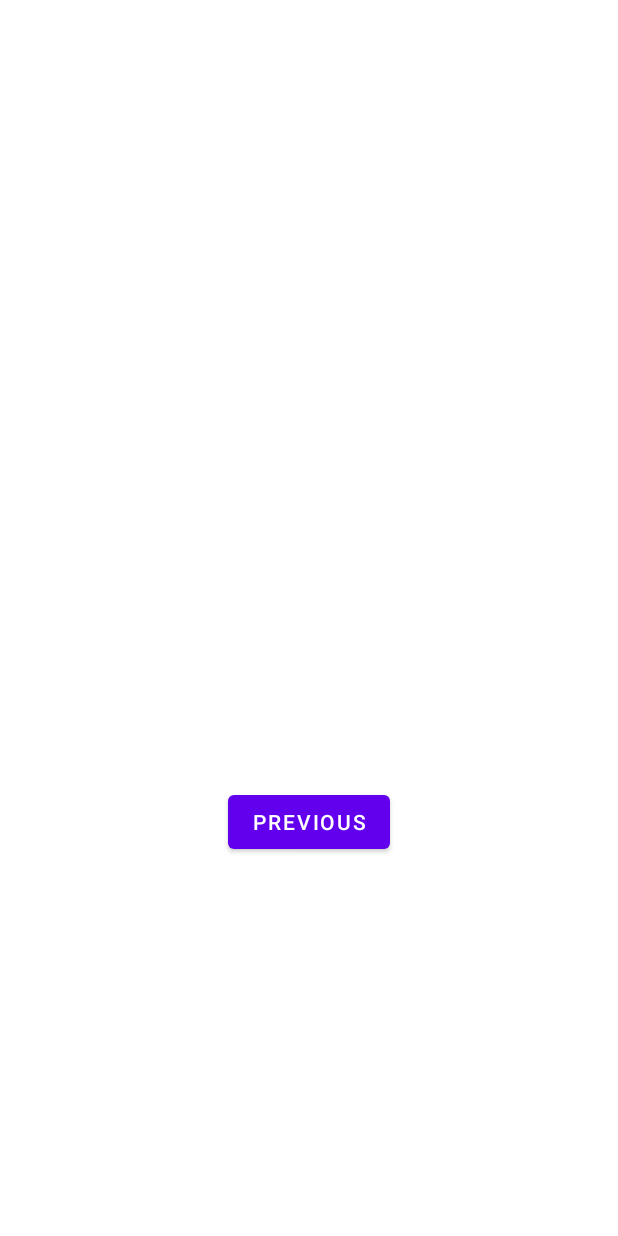
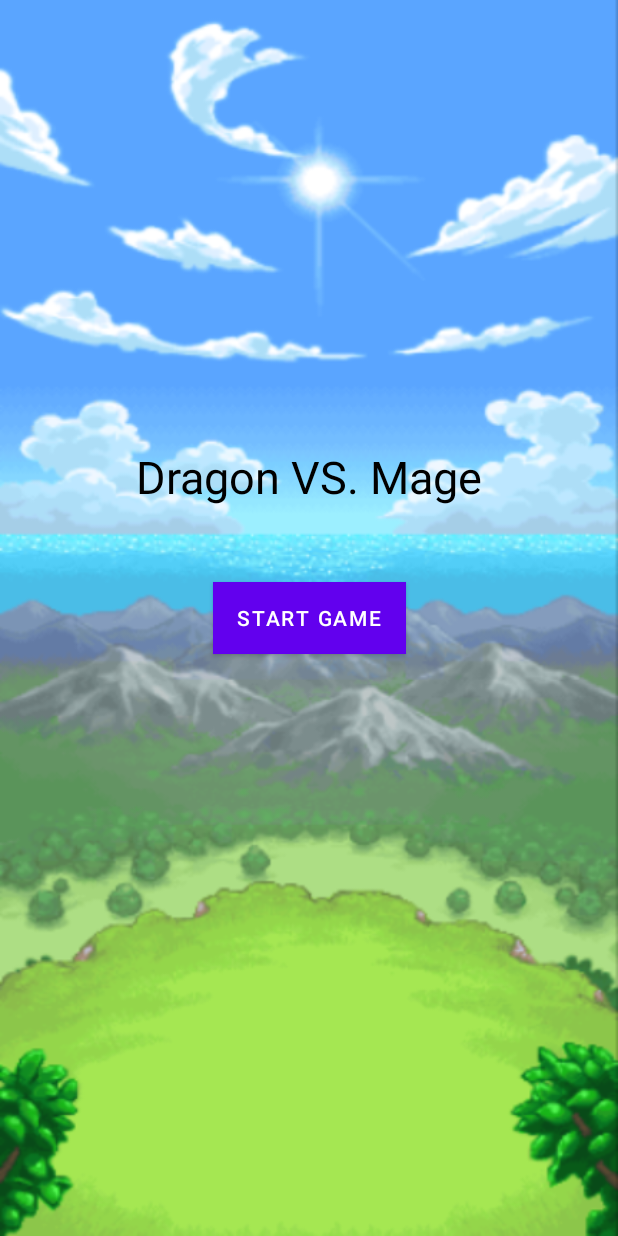
Before and after one commit to sun950605/MageSimulator, an Android app: the layout fragment_second.xml on its own in the app's theme, with its tools: preview values and no code run, on a phone screen of 412 x 824 dp. Run offline under Robolectric (Android 15) with nearby library versions, the phone set to English and light mode, and no system bars.

```diff
--- a/app/src/main/AndroidManifest.xml
+++ b/app/src/main/AndroidManifest.xml
@@ -23,6 +23,8 @@
             android:name="com.google.android.wearable.standalone"
             android:value="false" />
 
+        <service android:enabled="true" android:name=".BackgroundSoundService" />
+
         <activity
             android:name=".EndGameActivity"
             android:label="@string/title_activity_end_game"></activity>
--- a/app/src/main/java/com/example/magicwandsimulator/EndGameActivity.kt
+++ b/app/src/main/java/com/example/magicwandsimulator/EndGameActivity.kt
@@ -23,6 +23,10 @@ class EndGameActivity : AppCompatActivity() {
     override fun onCreate(savedInstanceState: Bundle?) {
         super.onCreate(savedInstanceState)
         setContentView(R.layout.activity_end_game)
+        try {
+            this.supportActionBar!!.hide()
+        } catch (e: NullPointerException) {
+        }
 
         restart = findViewById(R.id.game_restart_button)
         gameStat = findViewById(R.id.game_stat)
--- a/app/src/main/java/com/example/magicwandsimulator/SecondFragment.kt
+++ b/app/src/main/java/com/example/magicwandsimulator/SecondFragment.kt
@@ -24,7 +24,7 @@ class SecondFragment : Fragment() {
     override fun onViewCreated(view: View, savedInstanceState: Bundle?) {
         super.onViewCreated(view, savedInstanceState)
 
-        view.findViewById<Button>(R.id.button_second).setOnClickListener {
+        view.findViewById<Button>(R.id.start_btn).setOnClickListener {
             findNavController().navigate(R.id.action_SecondFragment_to_FirstFragment)
         }
     }
--- a/app/src/main/res/layout/activity_end_game.xml
+++ b/app/src/main/res/layout/activity_end_game.xml
@@ -4,7 +4,6 @@
     xmlns:app="http://schemas.android.com/apk/res-auto"
     android:background="#E2000000"
     android:layout_height="match_parent">
-
 
     <ImageView
         app:layout_constraintTop_toTopOf="parent"
--- a/app/src/main/res/layout/fragment_second.xml
+++ b/app/src/main/res/layout/fragment_second.xml
@@ -4,24 +4,30 @@
     xmlns:tools="http://schemas.android.com/tools"
     android:layout_width="match_parent"
     android:layout_height="match_parent"
+    android:background="@drawable/game_intrp"
     tools:context=".SecondFragment">
 
     <TextView
         android:id="@+id/textview_second"
         android:layout_width="wrap_content"
         android:layout_height="wrap_content"
-        app:layout_constraintBottom_toTopOf="@id/button_second"
+        app:layout_constraintEnd_toEndOf="parent"
+        app:layout_constraintStart_toStartOf="parent"
+        app:layout_constraintBottom_toTopOf="@id/start_btn"
+        android:layout_marginBottom="50dp"
+        android:textColor="@color/black"
+        android:textSize="30dp"
+        android:text="Dragon VS. Mage"
+        />
+
+    <Button
+        android:id="@+id/start_btn"
+        android:layout_width="wrap_content"
+        android:layout_height="wrap_content"
+        android:text="Start Game"
+        android:background="@color/white"
+        app:layout_constraintBottom_toBottomOf="parent"
         app:layout_constraintEnd_toEndOf="parent"
         app:layout_constraintStart_toStartOf="parent"
         app:layout_constraintTop_toTopOf="parent" />
-
-    <Button
-        android:id="@+id/button_second"
-        android:layout_width="wrap_content"
-        android:layout_height="wrap_content"
-        android:text="@string/previous"
-        app:layout_constraintBottom_toBottomOf="parent"
-        app:layout_constraintEnd_toEndOf="parent"
-        app:layout_constraintStart_toStartOf="parent"
-        app:layout_constraintTop_toBottomOf="@id/textview_second" />
 </androidx.constraintlayout.widget.ConstraintLayout>
--- a/app/src/main/res/navigation/nav_graph.xml
+++ b/app/src/main/res/navigation/nav_graph.xml
@@ -3,7 +3,7 @@
     xmlns:app="http://schemas.android.com/apk/res-auto"
     xmlns:tools="http://schemas.android.com/tools"
     android:id="@+id/nav_graph"
-    app:startDestination="@id/FirstFragment">
+    app:startDestination="@id/SecondFragment">
 
     <fragment
         android:id="@+id/FirstFragment"
```
Also changed, not shown: app/src/main/java/com/example/magicwandsimulator/BackGroundSoundService.kt (added, +44 -0 lines), app/src/main/java/com/example/magicwandsimulator/FirstFragment.kt (+10 -0 lines), app/src/main/java/com/example/magicwandsimulator/Game.kt (+6 -5 lines), app/src/main/java/com/example/magicwandsimulator/MainActivity.kt (+20 -0 lines), app/src/main/res/layout/content_main.xml (+12 -1 lines), app/src/main/res/drawable-v24/game_intrp.png (added), 1 other file.
